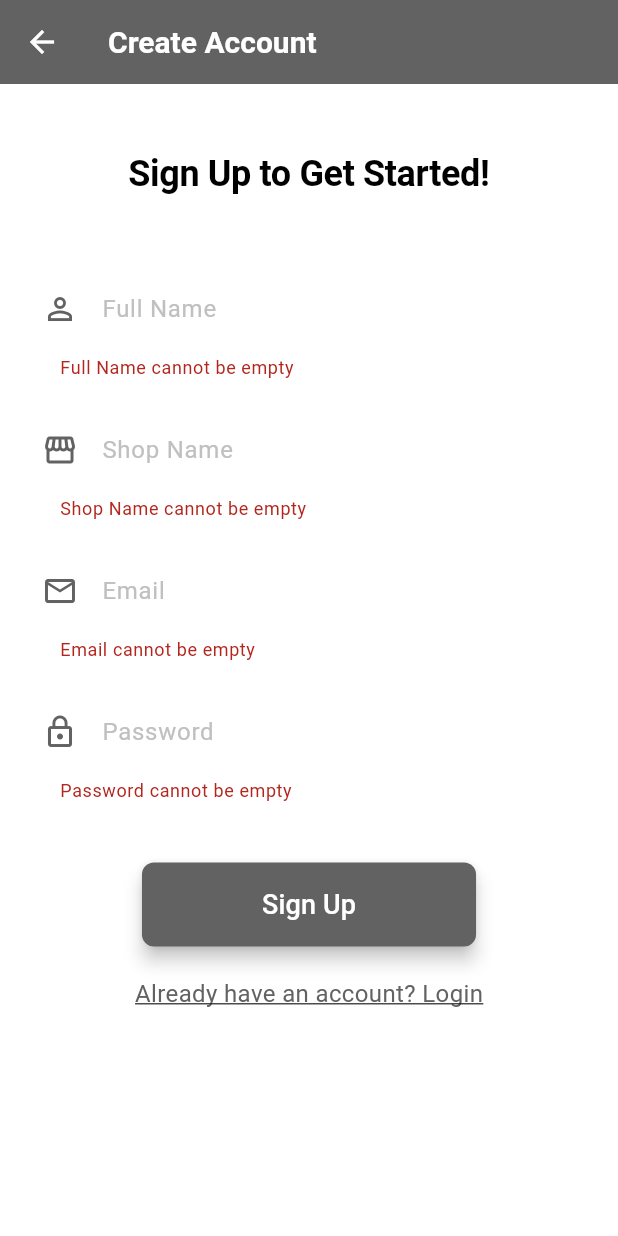
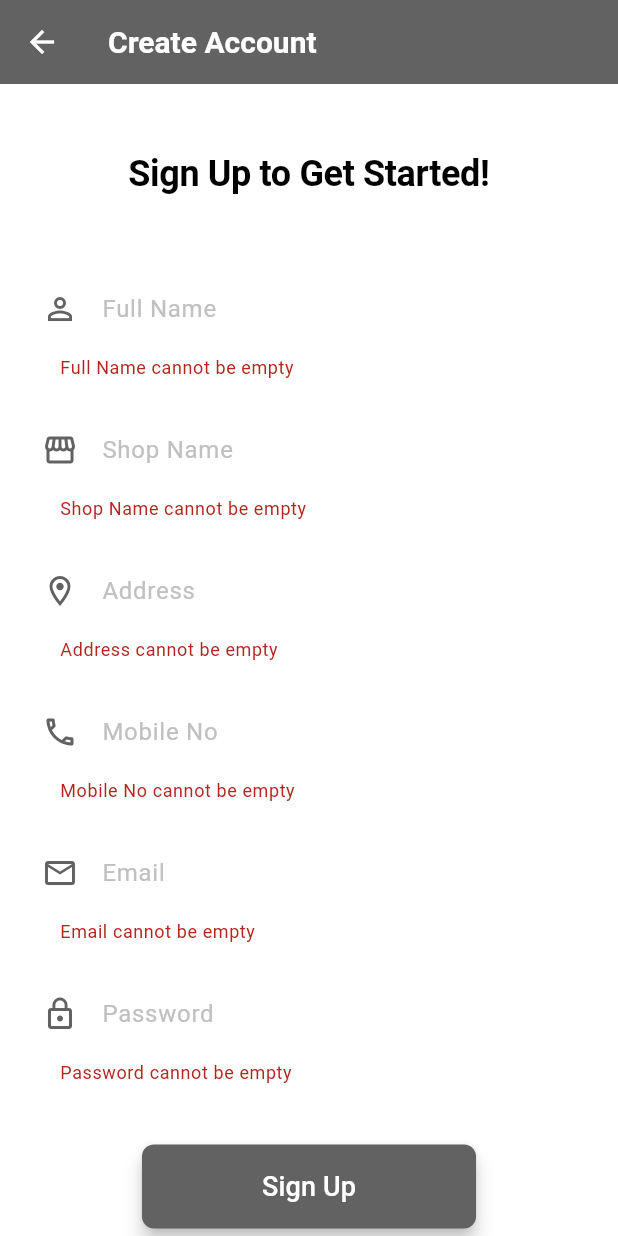
Before and after one commit to MeetAntala45/invoice_generator, a Flutter app: the SignupScreen screen opened by its route, after a tap on "Sign Up", on a phone screen of 412 x 824 dp. Run offline on Flutter 3.47's test engine with Material 3 defaults, Android fonts, the phone set to English and light mode, and no system bars; our stand-ins replace cloud_firestore, firebase_auth, firebase_core, firebase_storage, image_picker, pdf and 1 more; accounts and stored records are empty.

Commit message:
Shop Address, Mobile No. Added

```diff
--- a/lib/signup.dart
+++ b/lib/signup.dart
@@ -15,6 +15,8 @@ class _SignupScreenState extends State<SignupScreen> {
   final _passwordController = TextEditingController();
   final _nameController = TextEditingController();
   final _shopNameController = TextEditingController();
+  final _addressController = TextEditingController(); // New field for Address
+  final _mobileNoController = TextEditingController(); // New field for Mobile Number
 
   final _formKey = GlobalKey<FormState>();
 
@@ -34,7 +36,9 @@ class _SignupScreenState extends State<SignupScreen> {
           'name': _nameController.text,
           'shopName': _shopNameController.text,
           'email': _emailController.text,
-          'profilePic': _defaultProfilePicUrl,  // Storing the default profile picture URL
+          'profilePic': _defaultProfilePicUrl,
+          'address': _addressController.text, // Store address in Firestore
+          'mobileNo': _mobileNoController.text, // Store mobile number in Firestore
         });
 
         // Navigate to the login page after successful signup
@@ -69,7 +73,6 @@ class _SignupScreenState extends State<SignupScreen> {
                 style: theme.textTheme.displayLarge,
               ),
               SizedBox(height: 10),
-
               SizedBox(height: 40),
               _buildTextField(
                 controller: _nameController,
@@ -83,6 +86,21 @@ class _SignupScreenState extends State<SignupScreen> {
                 label: 'Shop Name',
                 icon: Icons.storefront_outlined,
                 theme: theme,
+              ),
+              SizedBox(height: 20),
+              _buildTextField(
+                controller: _addressController,
+                label: 'Address', // New Address field
+                icon: Icons.location_on_outlined,
+                theme: theme,
+              ),
+              SizedBox(height: 20),
+              _buildTextField(
+                controller: _mobileNoController,
+                label: 'Mobile No', // New Mobile Number field
+                icon: Icons.phone_outlined,
+                theme: theme,
+                keyboardType: TextInputType.phone,
               ),
               SizedBox(height: 20),
               _buildTextField(
@@ -137,6 +155,7 @@ class _SignupScreenState extends State<SignupScreen> {
       ),
     );
   }
+
   Widget _buildTextField({
     required TextEditingController controller,
     required String label,
```
Also changed, not shown: lib/view_invoice.dart (+19 -11 lines).
